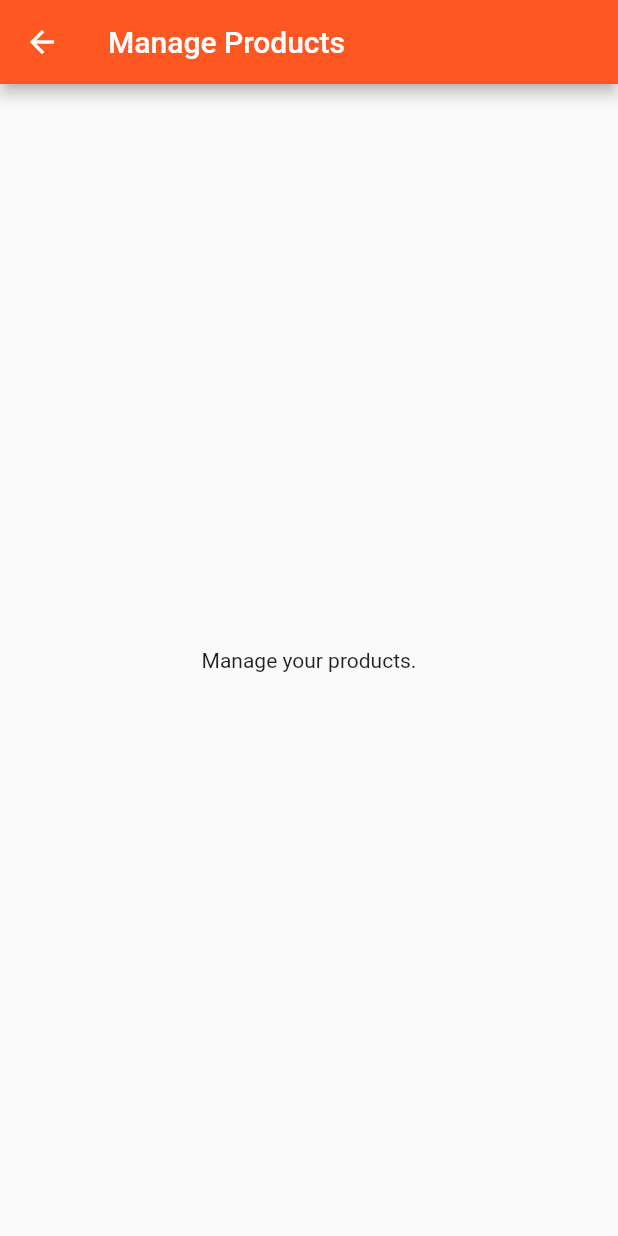
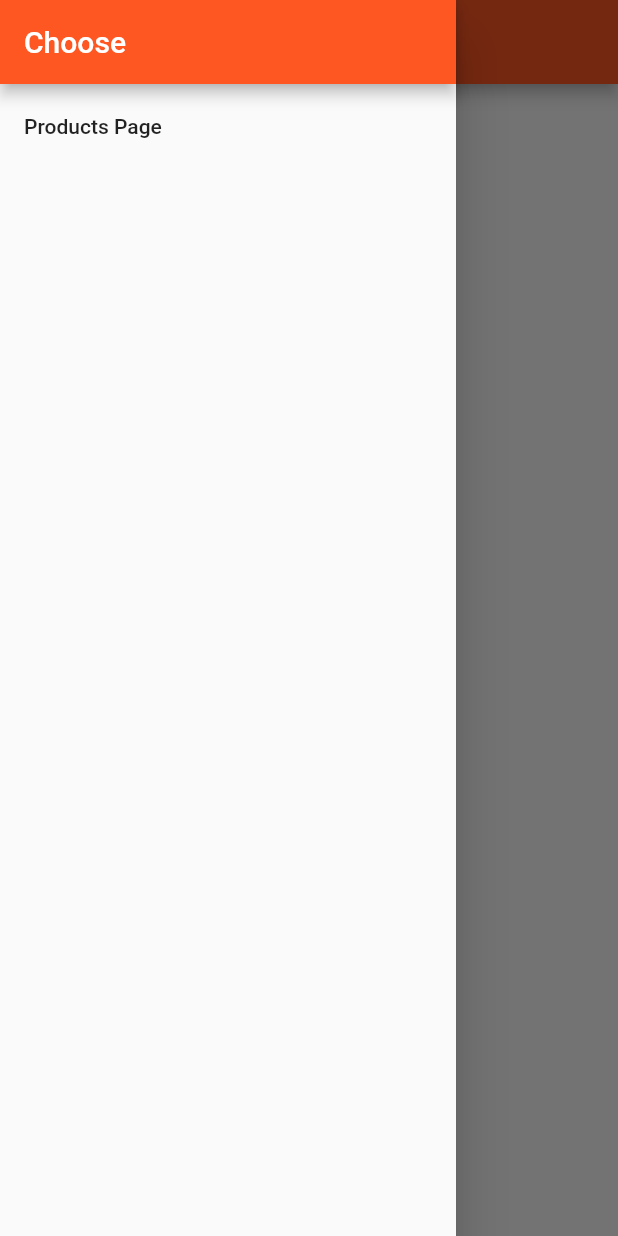
Before and after one commit to Borderlander103/flutter_course, a Flutter app: the ProductAdminPage screen opened directly, with the side drawer open (before the commit the screen has no drawer), on a phone screen of 412 x 824 dp. Run offline on Flutter 3.47's test engine with Material 2 defaults, Android fonts, the phone set to English and light mode, and no system bars.

Commit message:
Add drawer to product_admin

```diff
--- a/lib/pages/product_admin.dart
+++ b/lib/pages/product_admin.dart
@@ -1,9 +1,31 @@
 import 'package:flutter/material.dart';
+
+import './products.dart';
 
 class ProductAdminPage extends StatelessWidget {
   @override
   Widget build(BuildContext context) {
     return Scaffold(
+      drawer: Drawer(
+        child: Column(
+          children: <Widget>[
+            AppBar(
+              automaticallyImplyLeading: false,
+              title: Text('Choose'),
+            ),
+            ListTile(
+              title: Text('Products Page'),
+              onTap: () {
+                Navigator.pushReplacement(
+                  context,
+                  MaterialPageRoute(
+                      builder: (BuildContext context) => ProductsPage()),
+                );
+              },
+            ),
+          ],
+        ),
+      ),
       appBar: AppBar(
         title: Text('Manage Products'),
       ),
--- a/lib/pages/products.dart
+++ b/lib/pages/products.dart
@@ -17,7 +17,7 @@ class ProductsPage extends StatelessWidget {
             ListTile(
               title: Text('Manage Products'),
               onTap: () {
-                Navigator.push(
+                Navigator.pushReplacement(
                   context,
                   MaterialPageRoute(
                     builder: (BuildContext context) => ProductAdminPage()),
```
